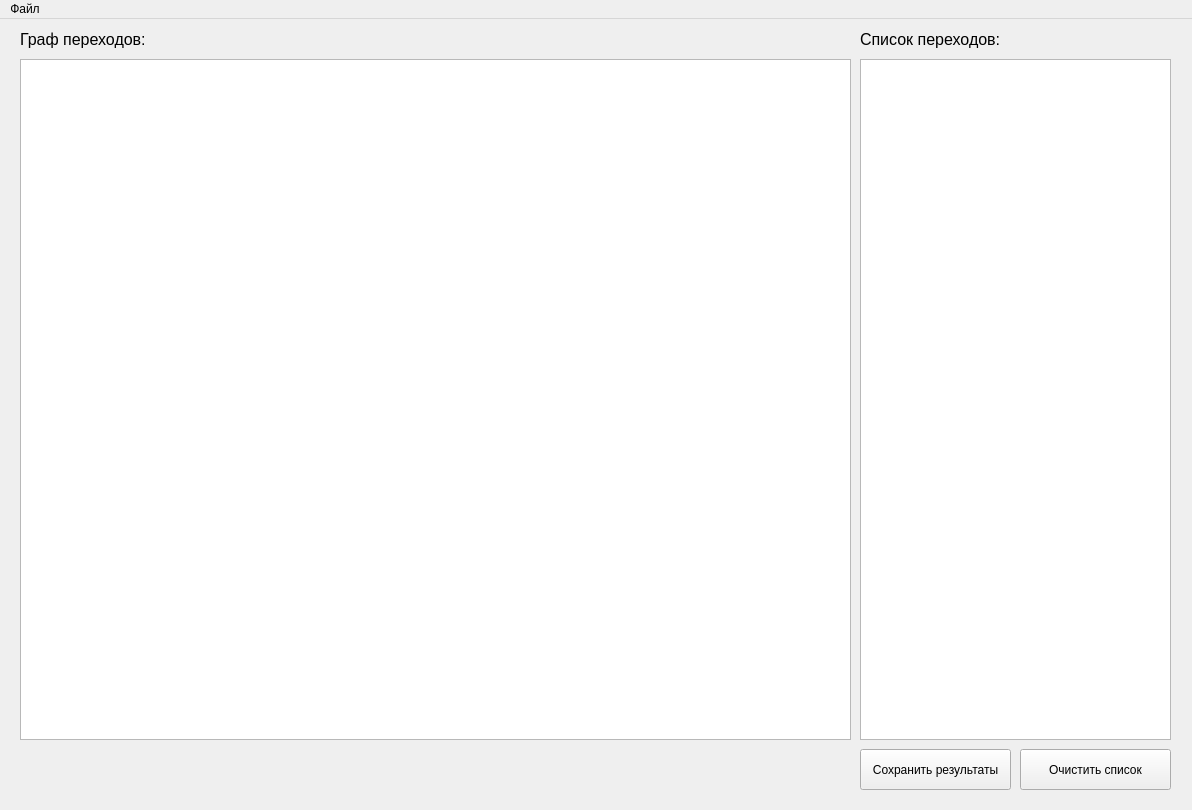
First picture: the form in mainwindow.ui, repository IrenPischulina/TestServer, before the edit.
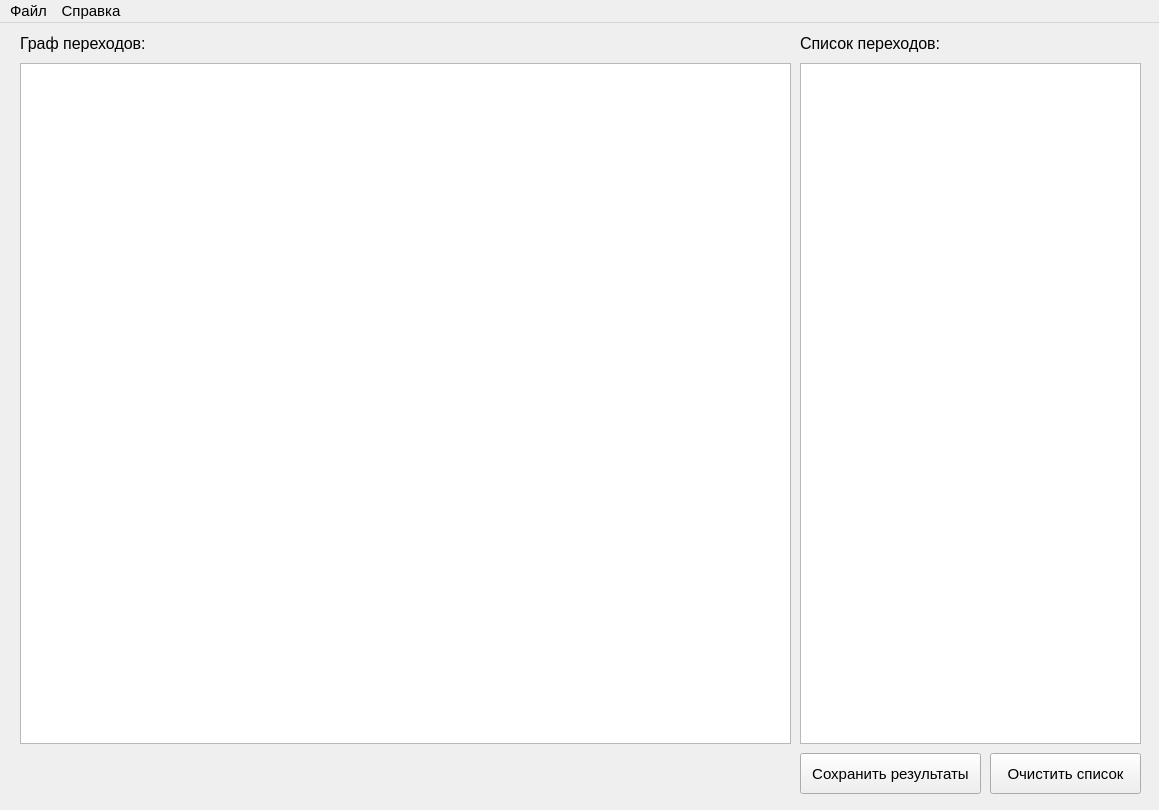
Second picture: the form after the edit.

```diff
--- a/mainwindow.ui
+++ b/mainwindow.ui
@@ -6,10 +6,15 @@
    <rect>
     <x>0</x>
     <y>0</y>
-    <width>1192</width>
+    <width>1159</width>
     <height>810</height>
    </rect>
   </property>
+  <property name="font">
+   <font>
+    <pointsize>11</pointsize>
+   </font>
+  </property>
   <property name="windowTitle">
    <string>TestServer</string>
   </property>
@@ -19,7 +24,7 @@
      <rect>
       <x>20</x>
       <y>40</y>
-      <width>831</width>
+      <width>771</width>
       <height>681</height>
      </rect>
     </property>
@@ -27,15 +32,15 @@
    <widget class="QTextEdit" name="textEdit">
     <property name="geometry">
      <rect>
-      <x>860</x>
+      <x>800</x>
       <y>40</y>
-      <width>311</width>
+      <width>341</width>
       <height>681</height>
      </rect>
     </property>
     <property name="font">
      <font>
-      <pointsize>15</pointsize>
+      <pointsize>12</pointsize>
      </font>
     </property>
    </widget>
@@ -60,7 +65,7 @@
    <widget class="QLabel" name="label_2">
     <property name="geometry">
      <rect>
-      <x>860</x>
+      <x>800</x>
       <y>10</y>
       <width>161</width>
       <height>21</height>
@@ -78,7 +83,7 @@
    <widget class="QPushButton" name="clearListButton">
     <property name="geometry">
      <rect>
-      <x>1020</x>
+      <x>990</x>
       <y>730</y>
       <width>151</width>
       <height>41</height>
@@ -91,9 +96,9 @@
    <widget class="QPushButton" name="saveButton">
     <property name="geometry">
      <rect>
-      <x>860</x>
+      <x>800</x>
       <y>730</y>
-      <width>151</width>
+      <width>181</width>
       <height>41</height>
      </rect>
     </property>
@@ -107,8 +112,8 @@
     <rect>
      <x>0</x>
      <y>0</y>
-     <width>1192</width>
-     <height>25</height>
+     <width>1159</width>
+     <height>30</height>
     </rect>
    </property>
    <widget class="QMenu" name="menu">
@@ -123,7 +128,14 @@
     <addaction name="action_5"/>
     <addaction name="action_11"/>
    </widget>
+   <widget class="QMenu" name="menu_2">
+    <property name="title">
+     <string>Справка</string>
+    </property>
+    <addaction name="action_14"/>
+   </widget>
    <addaction name="menu"/>
+   <addaction name="menu_2"/>
   </widget>
   <action name="action">
    <property name="text">
```
Left out of the diff: 5 changed lines with no effect on the pictures.
